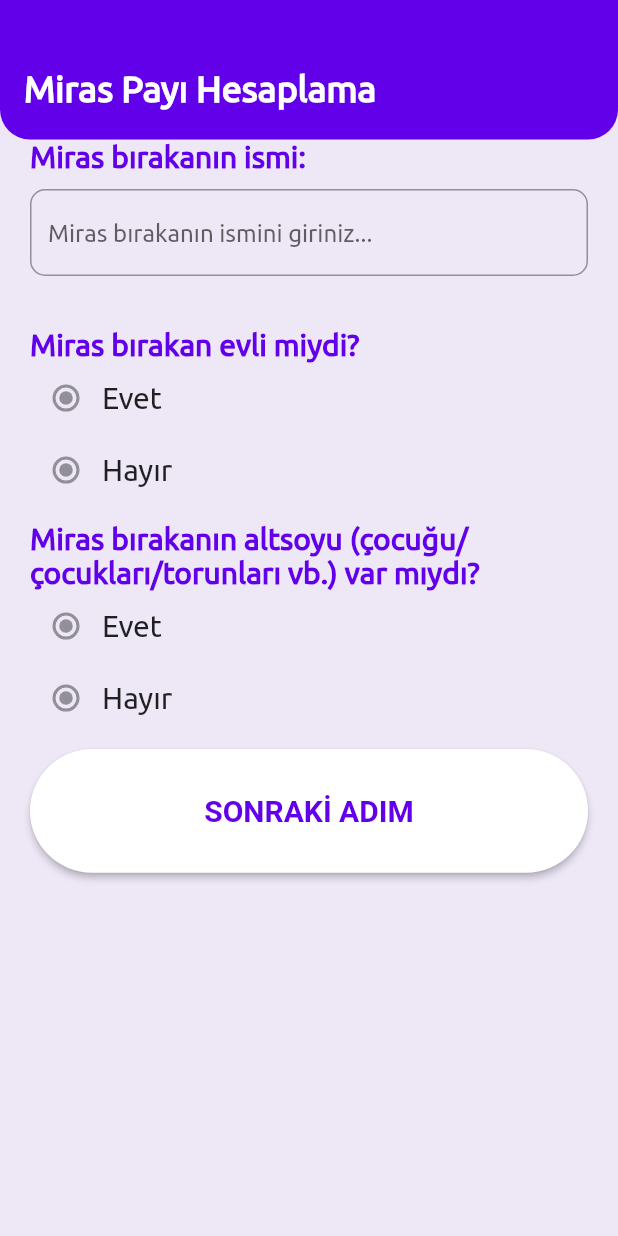
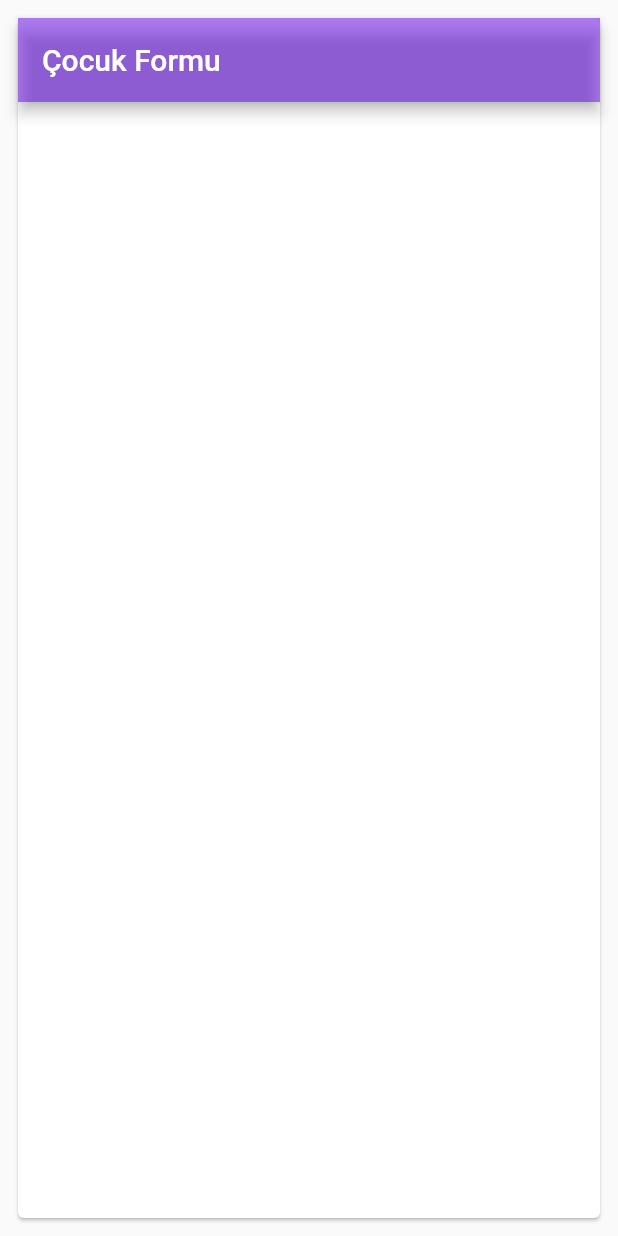
Before and after one commit to EsraKantarci/mirasapp, a Flutter app: the HomePage screen opened directly, after a tap on "HESAPLAMAYA BAŞLA", on a phone screen of 412 x 824 dp. Run offline on Flutter 3.47's test engine with Material 2 defaults, Android fonts, the phone set to English and light mode, and no system bars.

Commit message:
Common grounds for child card

```diff
--- a/lib/model/child.dart
+++ b/lib/model/child.dart
@@ -1,10 +1,16 @@
 class Child {
   String childName;
   String parentName;
-  int parentId;
-  int id;
+ // int parentId;
+  // int id;
   bool isAlive;
 
+  Child(
+      {this.childName = "",
+      this.parentName = "",
+     // this.parentId = -1,
+     // this.id = -1,
+      this.isAlive = true});
   //TO-DO: Add constructor
   //Child({this.childName = '', this.parentName = ''});
 }
--- a/lib/view/disclaimer_page.dart
+++ b/lib/view/disclaimer_page.dart
@@ -63,7 +63,8 @@ Widget buildBottom(BuildContext context) {
           ),
         ),
         Text(
-          "Açıklamalar bir şey bir şey bir şey uzun uzun açıklama hebele hübele",
+          "Bu uygulamanın sonuçlarının hukuki olarak bağlayıcı "
+              "olmadığını anlatan bir yazı burada yer alacak.",
           style: TextStyle(
             fontSize: 16,
             color: Colors.white,
@@ -100,11 +101,11 @@ Widget buildBottom(BuildContext context) {
             //biraz kontrol edelim şimdilik responsiveness için
             height: MediaQuery.of(context).size.height * 0.05,
             child: Center(
-                child: Text("BAŞLA",
+                child: Text("KABUL ET ve ANASAYFAYA GİT",
                     style: TextStyle(
                       color: AppColors.mainColor,
                       fontWeight: FontWeight.bold,
-                      fontSize: 24,
+                      fontSize: 16,
                     ))),
           ),
         ),
--- /dev/null
+++ b/lib/view/forms/child_form.dart
@@ -0,0 +1,36 @@
+import 'package:flutter/material.dart';
+import 'package:miras/model/child.dart';
+import 'package:miras/model/constants.dart';
+
+typedef OnDelete();
+class ChildForm extends StatefulWidget {
+  final Child child;
+  final state = _ChildFormState();
+  final OnDelete onDelete;
+
+  ChildForm({this.child, this.onDelete});
+
+  @override
+  _ChildFormState createState() => state;
+}
+
+class _ChildFormState extends State<ChildForm> {
+  final form = GlobalKey<FormState>();
+  @override
+  Widget build(BuildContext context) {
+    return Padding(
+      padding: EdgeInsets.all(8),
+      child: Card(
+        child: Column(
+          children: <Widget>[
+            AppBar(
+              title: Text("Çocuk Formu"),
+              backgroundColor: AppColors.mainColor.withOpacity(0.5),
+
+            ),
+          ],
+        ),
+      ),
+    );
+  }
+}
--- /dev/null
+++ b/lib/view/forms/form_page.dart
@@ -0,0 +1,18 @@
+import 'package:flutter/material.dart';
+import 'package:miras/model/constants.dart';
+import 'package:miras/view/forms/child_form.dart';
+
+class FormPage extends StatelessWidget {
+  const FormPage({Key key}) : super(key: key);
+
+  @override
+  Widget build(BuildContext context) {
+    return MaterialApp(
+      title: "Çocuk Formu",
+      color: AppColors.backgroundColor,
+      home: Scaffold(
+        body: ChildForm()
+      ),
+    );
+  }
+}
--- a/lib/view/home_page.dart
+++ b/lib/view/home_page.dart
@@ -1,6 +1,8 @@
 import 'package:flutter/material.dart';
 import 'package:miras/model/constants.dart';
 import 'package:miras/view/start_page.dart';
+
+import 'forms/form_page.dart';
 
 class HomePage extends StatefulWidget {
   @override
@@ -102,7 +104,7 @@ class _HomePageState extends State<HomePage> {
                         child: Text('HESAPLAMAYA BAŞLA'),
                         onPressed: () {Navigator.push(
                           context,
-                          MaterialPageRoute(builder: (context) => StartPage()),
+                          MaterialPageRoute(builder: (context) => FormPage()),
                         );},
                         style: ElevatedButton.styleFrom(
                             shape: RoundedRectangleBorder(
--- a/lib/view/start_page.dart
+++ b/lib/view/start_page.dart
@@ -1,24 +1,8 @@
-import 'package:flutter/cupertino.dart';
 import 'package:flutter/material.dart';
 import 'package:miras/model/constants.dart';
-import 'package:miras/view/home_page.dart';
 
-import 'header_design.dart';
-
-// https://www.youtube.com/watch?v=mLAY8sp-IoE
-// https://www.youtube.com/watch?v=H2pVgDjDrxQ
-
-// TO-DO: USE FLEX FOR THE LAYOUT FOR SCROLLABLE CONTAINER
-
-//Enum is a better approach for choices
-// so we can change context with less effort in the future.
-enum SpouseAnswer{
-  yes, no
-}
-enum ChildAnswer{
-  yes, no
-}
-
+import 'forms/form_page.dart';
+import 'home_page.dart';
 
 class StartPage extends StatefulWidget {
   const StartPage({Key key}) : super(key: key);
@@ -28,162 +12,12 @@ class StartPage extends StatefulWidget {
 }
 
 class _StartPageState extends State<StartPage> {
-
   @override
   Widget build(BuildContext context) {
-    return Scaffold(
-      backgroundColor: AppColors.backgroundColor,
-      body: Column(
-        children: <Widget>[
-          Container(
-            decoration: buildHeaderDecoration(),
-            padding: EdgeInsets.only(top: 25),
-            child: Stack(
-              children: <Widget>[
-                buildHeaderDetails(),
-              ],
-            ),
-          ),
-          SafeArea(
-            child: Padding(
-              padding: EdgeInsets.symmetric(
-                horizontal: 20,
-              ),
-              child: buildMainColumn(context),
-            ),
-          ),
-          Container(
-            padding: EdgeInsets.symmetric(horizontal: 16),
-            child: Column(
-              children: <Widget>[
-                //bottom will be here
-              ],
-            ),
-          ),
-        ],
-      ),
-    );
+    return Container();
   }
+}
 
-  Column buildMainColumn(BuildContext context) {
-    return Column(
-              crossAxisAlignment: CrossAxisAlignment.start,
-              children: <Widget>[
-                Container(
-                  child: Text(
-                    "Miras bırakanın ismi:",
-                    style: TextStyle(
-                      fontSize: 20,
-                      fontWeight: FontWeight.bold,
-                      color: AppColors.mainColor,
-                    ),
-                  ),
-                ),
-                space10(),
-                Container(
-                  height: MediaQuery.of(context).size.height * 0.1,
-                  child: TextField(
-                    onChanged: (text) {},
-                    decoration: InputDecoration(
-                      hintText: "Miras bırakanın ismini giriniz...",
-                      hintStyle: TextStyle(fontWeight: FontWeight.normal),
-                      border: OutlineInputBorder(
-                        borderRadius: BorderRadius.circular(10),
-                      ),
-                      focusedBorder: OutlineInputBorder(
-                        borderRadius: BorderRadius.circular(10),
-                      ),
-                    ),
-                  ),
-                ),
-                space10(),
-                Text(
-                  "Miras bırakan evli miydi?",
-                  style: TextStyle(
-                    fontSize: 20,
-                    fontWeight: FontWeight.bold,
-                    color: AppColors.mainColor,
-                  ),
-                ),
-                buildHasSpouse(),
-                space10(),
-                Text(
-                  "Miras bırakanın altsoyu (çocuğu/çocukları/torunları vb.) var mıydı?",
-                  style: TextStyle(
-                    fontSize: 20,
-                    fontWeight: FontWeight.bold,
-                    color: AppColors.mainColor,
-                  ),
-                ),
-                buildHasChildren(),
-                space10(),
-                Container(
-                  child: SizedBox(
-                    height: MediaQuery.of(context).size.height * 0.1,
-                    width: MediaQuery.of(context).size.width,
-                    child: buildElevatedButton(context),
-                  ),
-                ),
-              ],
-            );
-  }
-
-  SizedBox space10() {
-    return SizedBox(
-                height: 10,
-              );
-  }
-
-
-
-  Widget buildHasSpouse() {
-    return Column(
-      children: <Widget>[
-        Row(
-          children: <Widget>[
-            Radio(value: null, groupValue: null, onChanged: null),
-            Text("Evet",
-                style:
-                TextStyle(fontSize: 20, fontWeight: FontWeight.normal)),
-          ],
-        ),
-        Row(
-          children: <Widget>[
-            Radio(value: null, groupValue: null, onChanged: null),
-            Text("Hayır",
-                style:
-                TextStyle(fontSize: 20, fontWeight: FontWeight.normal)),
-          ],
-        ),
-      ],
-    );
-  }
-  }
-
-  Container buildHasChildren() {
-    return Container(
-      child: Column(
-        children: <Widget>[
-          Row(
-            children: <Widget>[
-              Radio(value: null, groupValue: null, onChanged: null),
-              Text("Evet",
-                  style:
-                      TextStyle(fontSize: 20, fontWeight: FontWeight.normal)),
-            ],
-          ),
-          Row(
-            children: <Widget>[
-              Radio(value: null, groupValue: null, onChanged: null),
-              Text("Hayır",
-                  style:
-                      TextStyle(fontSize: 20, fontWeight: FontWeight.normal)),
-            ],
-          ),
-        ],
-      ),
-    );
-  }
 
   ElevatedButton buildElevatedButton(BuildContext context) {
     return ElevatedButton(
@@ -191,7 +25,7 @@ class _StartPageState extends State<StartPage> {
       onPressed: () {
         Navigator.push(
           context,
-          MaterialPageRoute(builder: (context) => HomePage()),
+          MaterialPageRoute(builder: (context) => FormPage()),
         );
       },
       style: ElevatedButton.styleFrom(
```
